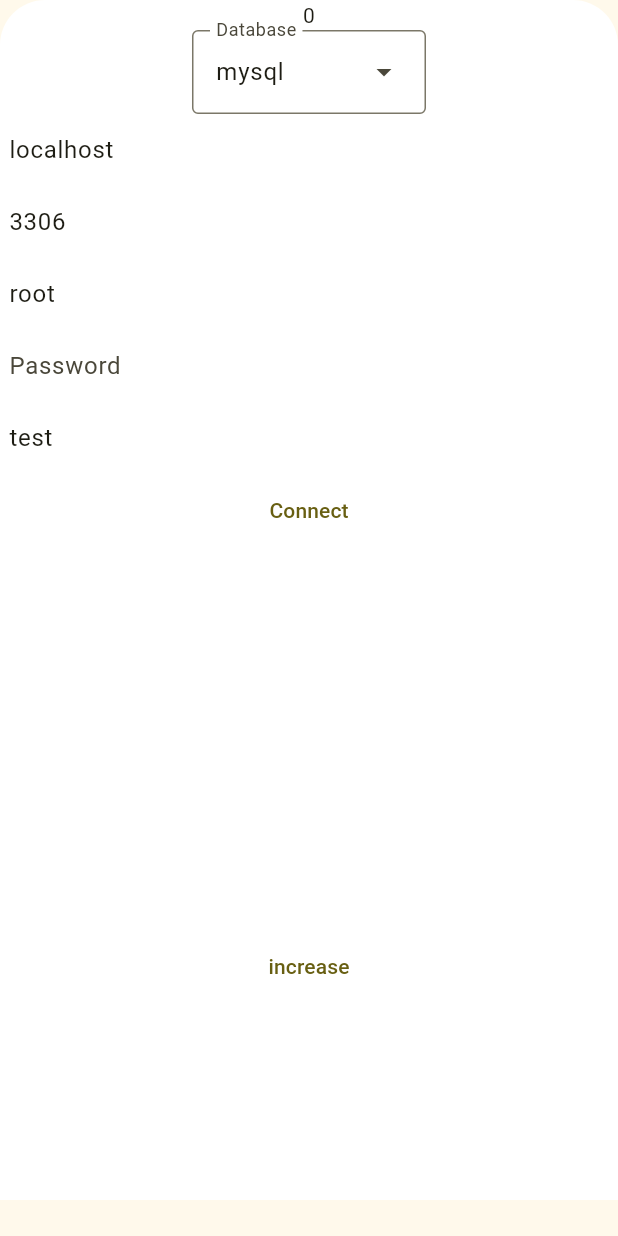
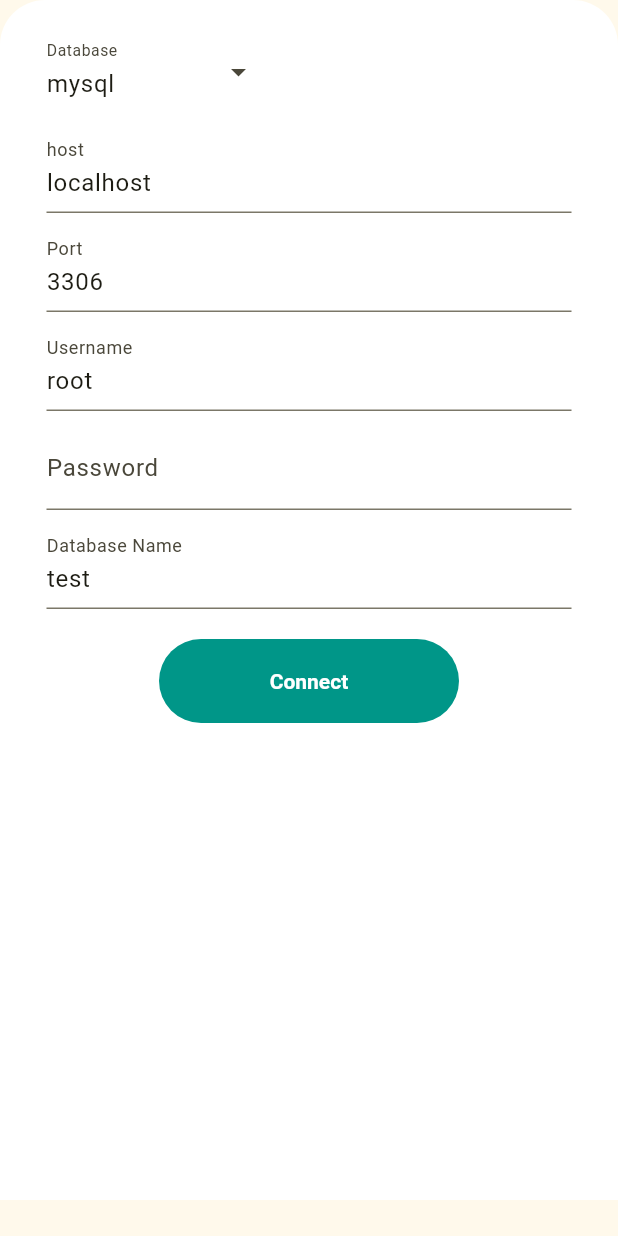
Before and after one commit to arlyxiao/data-viewer, a Flutter app: the screen it shows after launch, on a phone screen of 412 x 824 dp. Run offline on Flutter 3.47's test engine with Material 2 defaults, Android fonts, the phone set to English and light mode, and no system bars; our stand-ins replace go_router; missing offline and left inert: mysql1.

Commit message:
Update connection form style

```diff
--- a/lib/main.dart
+++ b/lib/main.dart
@@ -13,7 +13,10 @@
   @override
   Widget build(BuildContext context) {
     return MultiProvider(
-      providers: [ChangeNotifierProvider(create: (BuildContext context) => ConnectionModel())],
+      providers: [
+        ChangeNotifierProvider(
+            create: (BuildContext context) => ConnectionModel())
+      ],
       child: MaterialApp.router(
         title: 'Database Viewer',
         theme: appTheme,
--- a/lib/views/connection.dart
+++ b/lib/views/connection.dart
@@ -1,23 +1,19 @@
 import 'package:flutter/material.dart';
-import 'package:provider/provider.dart';
 
 import '../widgets/main_layout.dart';
 import '../widgets/connection_form.dart';
-import '../models/connection_model.dart';
 
 class Connection extends StatelessWidget {
   const Connection({super.key});
 
   @override
   Widget build(BuildContext context) {
-    return MainLayout(
+    return const MainLayout(
         child: Column(
       children: [
-        Text('${context.watch<ConnectionModel>().counter}'),
-        const Center(
-          child: SizedBox(width: 400, height: 600, child: ConnectionForm()),
+        Center(
+          child: SizedBox(width: 350, child: ConnectionForm()),
         ),
-        TextButton(onPressed: Provider.of<ConnectionModel>(context).increase, child: const Text('increase'))
       ],
     ));
   }
--- a/lib/widgets/connection_form.dart
+++ b/lib/widgets/connection_form.dart
@@ -34,18 +34,20 @@
     }
 
     return Column(
-      children: [
+      children: <Widget>[
+        const SizedBox(height: 20),
         const DatabaseDropdownMenu(),
+        const SizedBox(height: 10),
         TextFormField(
           initialValue: DatabaseConstant.host,
-          decoration:
-              const InputDecoration(border: InputBorder.none, hintText: 'host'),
+          decoration: const InputDecoration(labelText: 'host'),
           onChanged: (text) {
             setState(() {
               _host = text;
             });
           },
         ),
+        const SizedBox(height: 10),
         TextFormField(
           initialValue: '${DatabaseConstant.port}',
           keyboardType: TextInputType.number,
@@ -53,8 +55,7 @@
             FilteringTextInputFormatter.digitsOnly,
             LengthLimitingTextInputFormatter(5),
           ],
-          decoration:
-              const InputDecoration(border: InputBorder.none, hintText: 'Port'),
+          decoration: const InputDecoration(labelText: 'Port'),
           onChanged: (text) {
             setState(() {
               try {
@@ -66,37 +67,49 @@
             });
           },
         ),
+        const SizedBox(height: 10),
         TextFormField(
           initialValue: DatabaseConstant.username,
-          decoration: const InputDecoration(
-              border: InputBorder.none, hintText: 'Username'),
+          decoration: const InputDecoration(labelText: 'Username'),
           onChanged: (text) {
             setState(() {
               _username = text;
             });
           },
         ),
+        const SizedBox(height: 10),
         TextFormField(
           initialValue: DatabaseConstant.password,
-          decoration: const InputDecoration(
-              border: InputBorder.none, hintText: 'Password'),
+          decoration: const InputDecoration(labelText: 'Password'),
           onChanged: (text) {
             setState(() {
               _password = text;
             });
           },
         ),
+        const SizedBox(height: 10),
         TextFormField(
           initialValue: DatabaseConstant.name,
-          decoration: const InputDecoration(
-              border: InputBorder.none, hintText: 'Database Name'),
+          decoration: const InputDecoration(labelText: 'Database Name'),
           onChanged: (text) {
             setState(() {
               _name = text;
             });
           },
         ),
-        TextButton(onPressed: connect, child: const Text('Connect'))
+        const SizedBox(height: 20),
+        TextButton(
+          style: TextButton.styleFrom(
+            foregroundColor: Colors.white,
+            backgroundColor: Colors.teal,
+            disabledForegroundColor: Colors.grey,
+            fixedSize: const Size.fromWidth(200),
+            padding: const EdgeInsets.all(20),
+            textStyle: const TextStyle(fontSize: 14, fontWeight: FontWeight.w600),
+          ),
+          onPressed: connect,
+          child: const Text('Connect'),
+        ),
       ],
     );
   }
--- a/lib/widgets/database_menu.dart
+++ b/lib/widgets/database_menu.dart
@@ -16,28 +16,28 @@
 
   @override
   Widget build(BuildContext context) {
-    final List<DropdownMenuEntry<ValueLabel>> options =
-        <DropdownMenuEntry<ValueLabel>>[];
+    final List<DropdownMenuEntry<ValueLabel>> options = <DropdownMenuEntry<ValueLabel>>[];
     for (final ValueLabel option in ValueLabel.values) {
       options.add(
-        DropdownMenuEntry<ValueLabel>(
-            value: option, label: option.label, enabled: true),
+        DropdownMenuEntry<ValueLabel>(value: option, label: option.label, enabled: true),
       );
     }
 
-    return DropdownMenu<ValueLabel>(
+    return SizedBox(
+      width: double.infinity,
+      child: DropdownMenu<ValueLabel>(
       initialSelection: ValueLabel.mysql,
       controller: colorController,
-      label: const Text('Database'),
+      inputDecorationTheme: const InputDecorationTheme(border: InputBorder.none),
+      label: const Text('Database', style: TextStyle(fontSize: 14)),
       dropdownMenuEntries: options,
       onSelected: (ValueLabel? option) {
         setState(() {
           selectedValue = option;
-          Provider.of<ConnectionModel>(context, listen: false)
-              .selectDatabase(option!.value);
+          Provider.of<ConnectionModel>(context, listen: false).selectDatabase(option!.value);
         });
       },
-    );
+    ));
   }
 }
 
--- a/lib/widgets/main_layout.dart
+++ b/lib/widgets/main_layout.dart
@@ -1,16 +1,16 @@
 import 'package:flutter/material.dart';
 
 class MainLayout extends StatelessWidget {
-  Widget child;
+  final Widget child;
 
-  MainLayout({required this.child, super.key});
+  const MainLayout({required this.child, super.key});
 
   @override
   Widget build(BuildContext context) {
     return Scaffold(
         body: Container(
             height: 800,
-            width: 800,
+            width: double.infinity,
             decoration: const BoxDecoration(
                 color: Colors.white,
                 borderRadius: BorderRadius.only(
```
Also changed, not shown: 1 other file.
